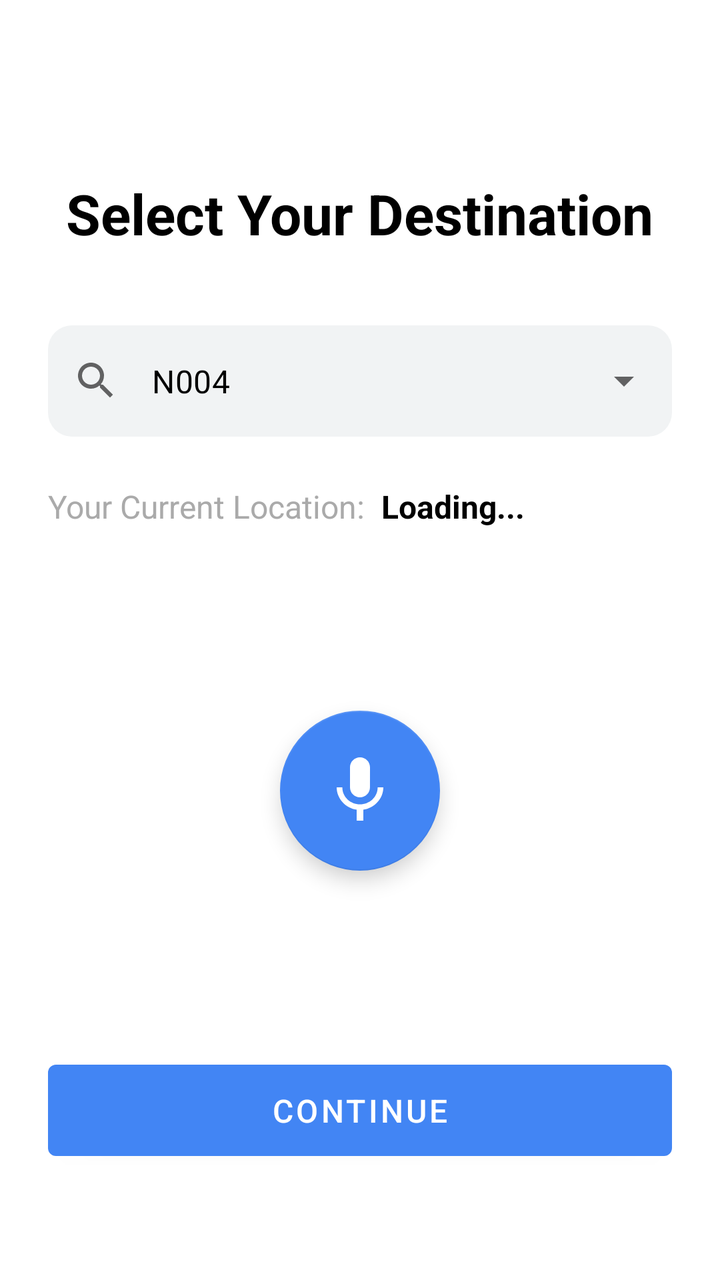
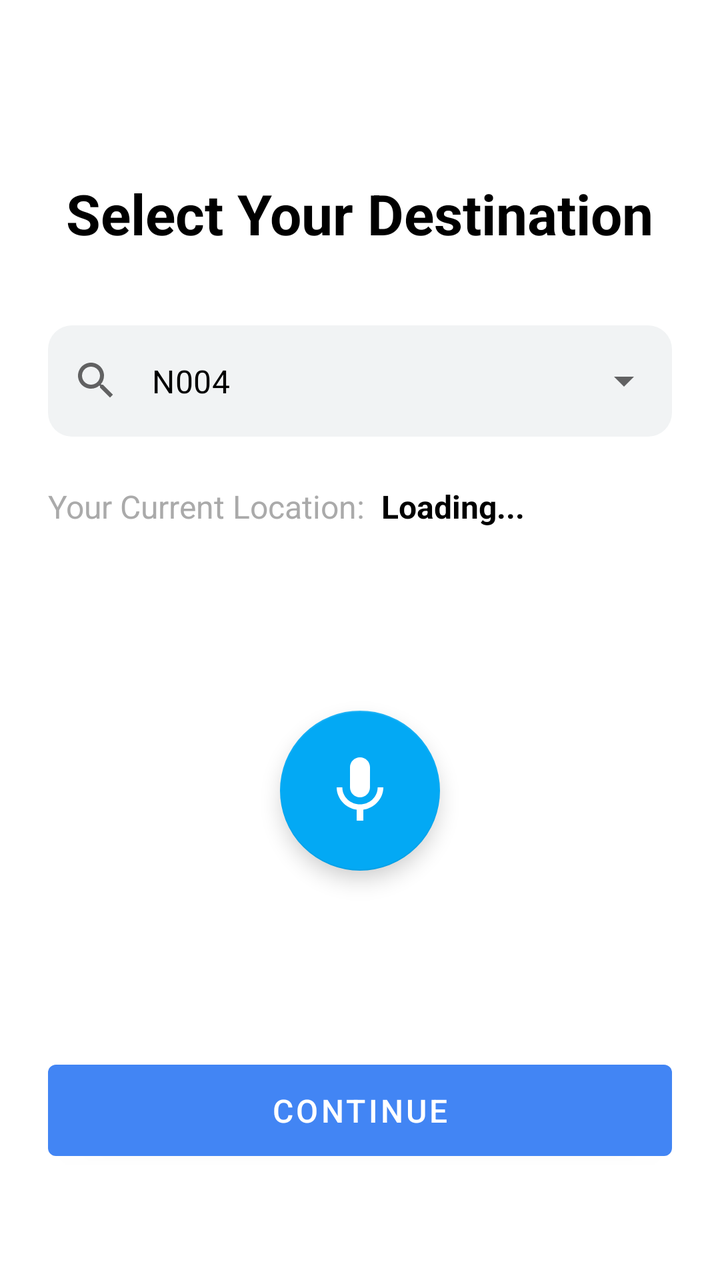

Before-and-after screenshots of an Android layout around one commit, followed by the original layout XML and the change that was made.
<!-- AndroidManifest.xml: application theme Theme.Qr_indoornav -->
<!-- res/layout/activity_main.xml -->
<?xml version="1.0" encoding="utf-8"?>
<androidx.constraintlayout.widget.ConstraintLayout xmlns:android="http://schemas.android.com/apk/res/android"
    xmlns:app="http://schemas.android.com/apk/res-auto"
    xmlns:tools="http://schemas.android.com/tools"
    android:layout_width="match_parent"
    android:layout_height="match_parent"
    android:background="@color/white"
    android:padding="24dp"
    tools:context=".MainActivity">

    <TextView
        android:id="@+id/titleTextView"
        android:layout_width="wrap_content"
        android:layout_height="wrap_content"
        android:layout_marginTop="64dp"
        android:text="@string/select_destination_title"
        android:textColor="@color/black"
        android:textSize="28sp"
        android:textStyle="bold"
        app:layout_constraintEnd_toEndOf="parent"
        app:layout_constraintStart_toStartOf="parent"
        app:layout_constraintTop_toTopOf="parent" />

    <com.google.android.material.textfield.TextInputLayout
        android:id="@+id/destinationMenu"
        style="@style/Widget.MaterialComponents.TextInputLayout.OutlinedBox.ExposedDropdownMenu"
        android:layout_width="0dp"
        android:layout_height="wrap_content"
        android:layout_marginTop="32dp"
        app:boxBackgroundColor="@color/light_gray"
        app:boxCornerRadiusBottomEnd="12dp"
        app:boxCornerRadiusBottomStart="12dp"
        app:boxCornerRadiusTopEnd="12dp"
        app:boxCornerRadiusTopStart="12dp"
        app:boxStrokeWidth="0dp"
        app:boxStrokeWidthFocused="0dp"
        app:layout_constraintEnd_toEndOf="parent"
        app:layout_constraintStart_toStartOf="parent"
        app:layout_constraintTop_toBottomOf="@+id/titleTextView"
        app:startIconDrawable="@drawable/ic_search">

        <AutoCompleteTextView
            android:id="@+id/autoCompleteTextView"
            android:layout_width="match_parent"
            android:layout_height="wrap_content"
            android:inputType="none"
            android:text="@string/destination_hint"
            android:textColor="@color/black" />

    </com.google.android.material.textfield.TextInputLayout>

    <TextView
        android:id="@+id/currentLocationLabel"
        android:layout_width="wrap_content"
        android:layout_height="wrap_content"
        android:layout_marginTop="24dp"
        android:text="@string/current_location_label"
        android:textColor="@android:color/darker_gray"
        android:textSize="16sp"
        app:layout_constraintStart_toStartOf="@+id/destinationMenu"
        app:layout_constraintTop_toBottomOf="@+id/destinationMenu" />

    <TextView
        android:id="@+id/currentLocationValue"
        android:layout_width="wrap_content"
        android:layout_height="wrap_content"
        android:layout_marginStart="8dp"
        android:text="@string/loading_location"
        android:textColor="@color/black"
        android:textSize="16sp"
        android:textStyle="bold"
        app:layout_constraintBaseline_toBaselineOf="@+id/currentLocationLabel"
        app:layout_constraintStart_toEndOf="@+id/currentLocationLabel" />

    <com.google.android.material.floatingactionbutton.FloatingActionButton
        android:id="@+id/micButton"
        android:layout_width="wrap_content"
        android:layout_height="wrap_content"
        android:contentDescription="@string/mic_button_content_description"
        android:src="@drawable/ic_mic"
        app:backgroundTint="@color/mic_blue"
        app:fabCustomSize="80dp"
        app:layout_constraintBottom_toTopOf="@+id/continueButton"
        app:layout_constraintEnd_toEndOf="parent"
        app:layout_constraintStart_toStartOf="parent"
        app:layout_constraintTop_toBottomOf="@+id/currentLocationLabel"
        app:maxImageSize="40dp"
        app:tint="@color/white" />

    <Button
        android:id="@+id/continueButton"
        android:layout_width="0dp"
        android:layout_height="wrap_content"
        android:layout_marginBottom="32dp"
        android:padding="12dp"
        android:text="@string/continue_button"
        android:textSize="16sp"
        app:layout_constraintBottom_toBottomOf="parent"
        app:layout_constraintEnd_toEndOf="parent"
        app:layout_constraintStart_toStartOf="parent" />

</androidx.constraintlayout.widget.ConstraintLayout>
<!-- resources referenced by this layout -->
<resources>
  <color name="black">#FF000000</color>
  <color name="light_gray">#F1F3F4</color>
  <color name="mic_blue">#4285F4</color>
  <color name="white">#FFFFFFFF</color>
  <!-- drawable ic_mic (drawable) -->
  <vector xmlns:android="http://schemas.android.com/apk/res/android" android:height="24dp" android:tint="#000000" android:viewportHeight="24" android:viewportWidth="24" android:width="24dp">
        
      <path android:fillColor="@android:color/white" android:pathData="M12,14c1.66,0 2.99,-1.34 2.99,-3L15,5c0,-1.66 -1.34,-3 -3,-3S9,3.34 9,5v6c0,1.66 1.34,3 3,3zM17.3,11c0,3 -2.54,5.1 -5.3,5.1S6.7,14 6.7,11L5,11c0,3.41 2.72,6.23 6,6.72L11,21h2v-3.28c3.28,-0.48 6,-3.3 6,-6.72h-1.7z"/>
      
  </vector>
  <!-- drawable ic_search (drawable) -->
  <vector xmlns:android="http://schemas.android.com/apk/res/android" android:height="24dp" android:tint="#000000" android:viewportHeight="24" android:viewportWidth="24" android:width="24dp">
        
      <path android:fillColor="@android:color/white" android:pathData="M15.5,14h-0.79l-0.28,-0.27C15.41,12.59 16,11.11 16,9.5 16,5.91 13.09,3 9.5,3S3,5.91 3,9.5 5.91,16 9.5,16c1.61,0 3.09,-0.59 4.23,-1.57l0.27,0.28v0.79l5,4.99L20.49,19l-4.99,-5zM9.5,14C7.01,14 5,11.99 5,9.5S7.01,5 9.5,5 14,7.01 14,9.5 11.99,14 9.5,14z"/>
      
  </vector>
  <string name="continue_button">Continue</string>
  <string name="current_location_label">Your Current Location:</string>
  <string name="destination_hint">N004</string>
  <string name="loading_location">Loading...</string>
  <string name="mic_button_content_description">Use voice to select destination</string>
  <string name="select_destination_title">Select Your Destination</string>
  <style name="Theme.Qr_indoornav" parent="Theme.MaterialComponents.DayNight.NoActionBar">
          
          <item name="colorPrimary">@color/mic_blue</item>
          <item name="colorPrimaryVariant">@color/mic_blue</item>
          <item name="colorOnPrimary">@color/white</item>
          
          <item name="colorSecondary">@color/mic_blue</item>
          <item name="colorSecondaryVariant">@color/mic_blue</item>
          <item name="colorOnSecondary">@color/black</item>
          
          <item name="android:statusBarColor">?attr/colorOnPrimary</item>
          <item name="android:windowLightStatusBar">true</item>
          
      </style>
</resources>

<!-- the commit's change to res/layout/activity_main.xml (unified diff, before → after) -->
@@ -20,6 +20,8 @@
         app:layout_constraintEnd_toEndOf="parent"
         app:layout_constraintStart_toStartOf="parent"
         app:layout_constraintTop_toTopOf="parent" />
+
+
 
     <com.google.android.material.textfield.TextInputLayout
         android:id="@+id/destinationMenu"
@@ -78,7 +80,7 @@
         android:layout_height="wrap_content"
         android:contentDescription="@string/mic_button_content_description"
         android:src="@drawable/ic_mic"
-        app:backgroundTint="@color/mic_blue"
+        app:backgroundTint="@color/mic_button_default"
         app:fabCustomSize="80dp"
         app:layout_constraintBottom_toTopOf="@+id/continueButton"
         app:layout_constraintEnd_toEndOf="parent"
<!-- resource entries referenced after the edit -->
@@ -2,6 +2,7 @@
 <resources>
   <color name="black">#FF000000</color>
   <color name="light_gray">#F1F3F4</color>
+  <color name="mic_button_default">#03A9F4</color>
   <color name="mic_blue">#4285F4</color>
   <color name="white">#FFFFFFFF</color>
   <!-- drawable ic_mic (drawable) -->
